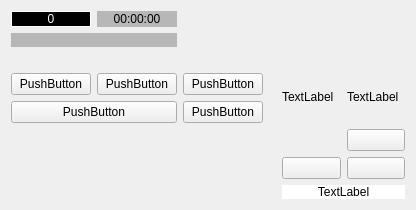
Qt form EnforcementComponentWidget.ui (wruwami/TPCAM-M30) before a commit.
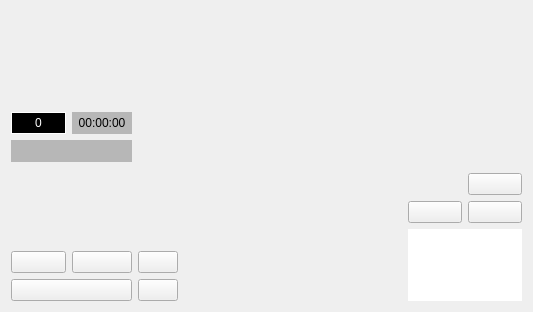
The same form after that commit. Custom widgets are drawn as their Qt base class.

```diff
--- a/EnforcementComponentWidget.ui
+++ b/EnforcementComponentWidget.ui
@@ -6,8 +6,8 @@
    <rect>
     <x>0</x>
     <y>0</y>
-    <width>416</width>
-    <height>169</height>
+    <width>533</width>
+    <height>312</height>
    </rect>
   </property>
   <property name="windowTitle">
@@ -15,7 +15,7 @@
   </property>
   <layout class="QGridLayout" name="gridLayout_3">
    <item row="0" column="0">
-    <layout class="QGridLayout" name="gridLayout" rowstretch="1,1" columnstretch="1,1">
+    <layout class="QGridLayout" name="gridLayout" rowstretch="170,94,216" columnstretch="620,180">
      <item row="0" column="0">
       <spacer name="verticalSpacer">
        <property name="orientation">
@@ -29,8 +29,85 @@
        </property>
       </spacer>
      </item>
-     <item row="1" column="0">
-      <layout class="QGridLayout" name="gridLayout_6" columnstretch="2,2,1,0">
+     <item row="2" column="1">
+      <layout class="QGridLayout" name="gridLayout_9" rowstretch="1,1,1" columnstretch="1,1">
+       <item row="1" column="1">
+        <widget class="CustomPushButton" name="bikePushButton">
+         <property name="text">
+          <string/>
+         </property>
+        </widget>
+       </item>
+       <item row="1" column="0">
+        <widget class="CustomPushButton" name="truckPushButton">
+         <property name="text">
+          <string/>
+         </property>
+        </widget>
+       </item>
+       <item row="0" column="1">
+        <widget class="CustomPushButton" name="saveImagePushButton">
+         <property name="text">
+          <string/>
+         </property>
+        </widget>
+       </item>
+       <item row="2" column="0" colspan="2">
+        <widget class="CustomLabel" name="speedLimitLabel">
+         <property name="styleSheet">
+          <string notr="true">QLabel {
+    background-color: white;
+    border: none;
+    color : black;
+}
+
+QLabel:disabled {
+    background-color: white;
+    color:#7f7f7f;
+    border:1px solid #7030a0;
+}</string>
+         </property>
+         <property name="text">
+          <string/>
+         </property>
+         <property name="alignment">
+          <set>Qt::AlignCenter</set>
+         </property>
+        </widget>
+       </item>
+      </layout>
+     </item>
+     <item row="1" column="1">
+      <layout class="QVBoxLayout" name="verticalLayout">
+       <item>
+        <widget class="CustomLabel" name="speedLabel">
+         <property name="text">
+          <string/>
+         </property>
+        </widget>
+       </item>
+       <item>
+        <layout class="QHBoxLayout" name="horizontalLayout" stretch="1,1">
+         <item>
+          <widget class="CustomLabel" name="recIconLabel">
+           <property name="text">
+            <string/>
+           </property>
+          </widget>
+         </item>
+         <item>
+          <widget class="CustomLabel" name="recLabel">
+           <property name="text">
+            <string/>
+           </property>
+          </widget>
+         </item>
+        </layout>
+       </item>
+      </layout>
+     </item>
+     <item row="1" column="0" rowspan="2">
+      <layout class="QGridLayout" name="gridLayout_6" rowstretch="31,31,108,52,52" columnstretch="90,100,60,358">
        <item row="1" column="0" colspan="2">
         <widget class="CustomLabel" name="enforcementDistanceSpeedLabel">
          <property name="styleSheet">
@@ -60,14 +137,14 @@
        <item row="3" column="0">
         <widget class="CustomPushButton" name="hidePushButton">
          <property name="text">
-          <string>PushButton</string>
+          <string/>
          </property>
         </widget>
        </item>
        <item row="4" column="2">
         <widget class="CustomPushButton" name="dzMinusPushButton">
          <property name="text">
-          <string>PushButton</string>
+          <string/>
          </property>
         </widget>
        </item>
@@ -107,21 +184,21 @@
        <item row="3" column="2">
         <widget class="CustomPushButton" name="dzPlusPushButton">
          <property name="text">
-          <string>PushButton</string>
+          <string/>
          </property>
         </widget>
        </item>
        <item row="3" column="1">
         <widget class="CustomPushButton" name="readyPushButton">
          <property name="text">
-          <string>PushButton</string>
+          <string/>
          </property>
         </widget>
        </item>
        <item row="4" column="0" colspan="2">
         <widget class="CustomPushButton" name="zoomRangePushButton">
          <property name="text">
-          <string>PushButton</string>
+          <string/>
          </property>
         </widget>
        </item>
@@ -134,83 +211,6 @@
        </item>
       </layout>
      </item>
-     <item row="2" column="1">
-      <layout class="QGridLayout" name="gridLayout_9" rowstretch="1,1,1" columnstretch="1,1">
-       <item row="1" column="1">
-        <widget class="CustomPushButton" name="bikePushButton">
-         <property name="text">
-          <string/>
-         </property>
-        </widget>
-       </item>
-       <item row="1" column="0">
-        <widget class="CustomPushButton" name="truckPushButton">
-         <property name="text">
-          <string/>
-         </property>
-        </widget>
-       </item>
-       <item row="0" column="1">
-        <widget class="CustomPushButton" name="saveImagePushButton">
-         <property name="text">
-          <string/>
-         </property>
-        </widget>
-       </item>
-       <item row="2" column="0" colspan="2">
-        <widget class="CustomLabel" name="speedLimitLabel">
-         <property name="styleSheet">
-          <string notr="true">QLabel {
-    background-color: white;
-    border: none;
-    color : black;
-}
-
-QLabel:disabled {
-    background-color: white;
-    color:#7f7f7f;
-    border:1px solid #7030a0;
-}</string>
-         </property>
-         <property name="text">
-          <string>TextLabel</string>
-         </property>
-         <property name="alignment">
-          <set>Qt::AlignCenter</set>
-         </property>
-        </widget>
-       </item>
-      </layout>
-     </item>
-     <item row="1" column="1">
-      <layout class="QVBoxLayout" name="verticalLayout">
-       <item>
-        <widget class="CustomLabel" name="speedLabel">
-         <property name="text">
-          <string/>
-         </property>
-        </widget>
-       </item>
-       <item>
-        <layout class="QHBoxLayout" name="horizontalLayout" stretch="1,1">
-         <item>
-          <widget class="CustomLabel" name="recIconLabel">
-           <property name="text">
-            <string>TextLabel</string>
-           </property>
-          </widget>
-         </item>
-         <item>
-          <widget class="CustomLabel" name="recLabel">
-           <property name="text">
-            <string>TextLabel</string>
-           </property>
-          </widget>
-         </item>
-        </layout>
-       </item>
-      </layout>
-     </item>
     </layout>
    </item>
   </layout>
```
